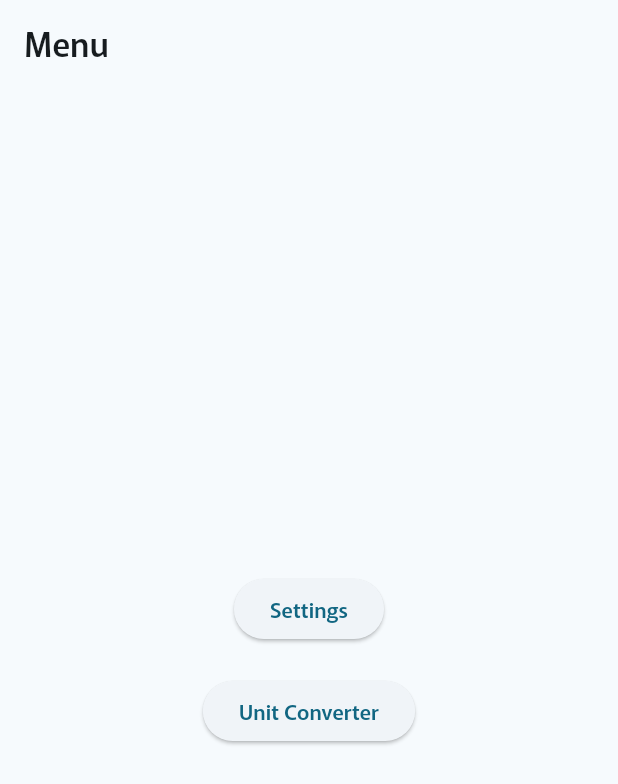
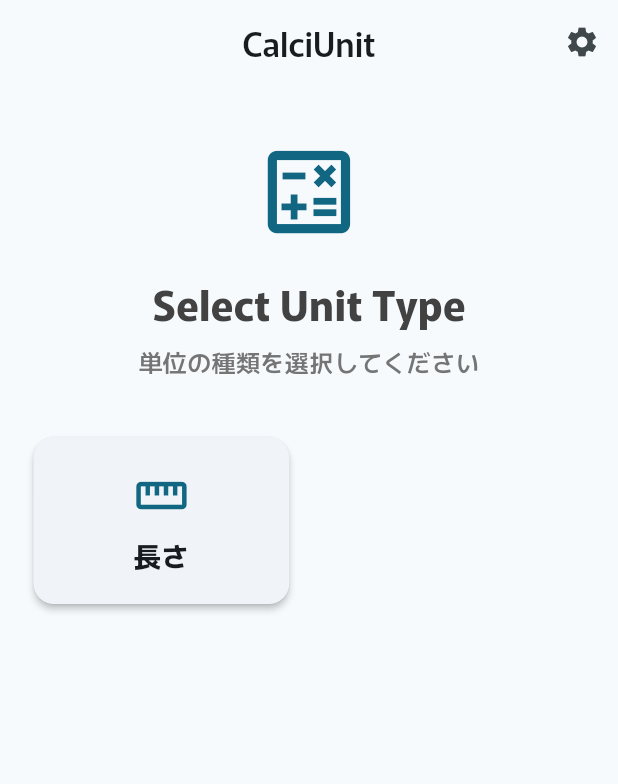
Before and after one commit to RioRio-do/calciunit, a Flutter app: the screen it shows after launch, on a phone screen of 412 x 824 dp. Shown: the top 784 px of the screen. Run offline on Flutter 3.47's test engine with Material 3 defaults, Android fonts, the light colour scheme and no system bars; our stand-ins replace decimal, flutter_hooks, flutter_riverpod, flutter_screenutil, freezed_annotation, go_router and 3 more; missing offline and left inert: rational; generated files the repository leaves out were written again.

Commit message:
基本機能実装完了 (デッキの読み込み以外は)

```diff
--- a/lib/page/dynamic_page.dart
+++ b/lib/page/dynamic_page.dart
@@ -143,13 +143,16 @@ class DynamicPage extends HookConsumerWidget {
             child: Padding(
               padding: EdgeInsets.all(16.w),
               child: ElevatedButton(
-                onPressed: () {
+                onPressed: isEdit.value
+                    ? null
+                    : () {
+                        // 編集中は無効化
                         showModalBottomSheet(
                           context: context,
                           isScrollControlled: true,
                           shape: RoundedRectangleBorder(
-                      borderRadius:
-                          BorderRadius.vertical(top: Radius.circular(16.w)),
+                            borderRadius: BorderRadius.vertical(
+                                top: Radius.circular(16.w)),
                           ),
                           builder: (BuildContext context) {
                             return AddItemsBottomSheet(
@@ -167,6 +170,9 @@ class DynamicPage extends HookConsumerWidget {
                   shape: RoundedRectangleBorder(
                     borderRadius: BorderRadius.circular(12.w),
                   ),
+                  // 編集中は半透明にして無効化状態を視覚的に表現
+                  disabledBackgroundColor: Colors.grey[300],
+                  disabledForegroundColor: Colors.grey[500],
                 ),
                 child: Row(
                   mainAxisAlignment: MainAxisAlignment.center,
--- a/lib/page/menu_page.dart
+++ b/lib/page/menu_page.dart
@@ -1,5 +1,7 @@
 import '../app_route.dart';
+import '../logic/data.dart';
 import 'package:flutter/material.dart';
+import 'package:flutter_screenutil/flutter_screenutil.dart';
 import 'package:go_router/go_router.dart';
 
 class MenuPage extends StatelessWidget {
@@ -9,28 +11,130 @@ class MenuPage extends StatelessWidget {
   Widget build(BuildContext context) {
     return Scaffold(
       appBar: AppBar(
-        title: const Text('Menu'),
+        title: const Text('CalciUnit'),
+        centerTitle: true,
+        actions: [
+          IconButton(
+            icon: const Icon(Icons.settings),
+            onPressed: () {
+              GoRouter.of(context).go(AppRoute.config.path);
+            },
+          ),
+        ],
       ),
-      body: Center(
+      body: Padding(
+        padding: EdgeInsets.all(16.w),
         child: Column(
-          mainAxisAlignment: MainAxisAlignment.center,
           children: [
-            ElevatedButton(
-              onPressed: () {
-                GoRouter.of(context).go(AppRoute.config.path);
-              },
-              child: const Text('Settings'),
+            SizedBox(height: 16.h),
+            // ヘッダーセクション
+            Center(
+              child: Column(
+                children: [
+                  Icon(
+                    Icons.calculate_outlined,
+                    size: 64.w,
+                    color: Theme.of(context).primaryColor,
+                  ),
+                  SizedBox(height: 16.h),
+                  Text(
+                    'Select Unit Type',
+                    style: TextStyle(
+                      fontSize: 24.sp,
+                      fontWeight: FontWeight.bold,
+                      color: Colors.grey[800],
+                    ),
+                  ),
+                  SizedBox(height: 8.h),
+                  Text(
+                    '単位の種類を選択してください',
+                    style: TextStyle(
+                      fontSize: 14.sp,
+                      color: Colors.grey[600],
+                    ),
+                  ),
+                ],
+              ),
             ),
-            const SizedBox(height: 20),
-            ElevatedButton(
-              onPressed: () {
-                GoRouter.of(context).go('/0');
-              },
-              child: const Text('Unit Converter'),
+            SizedBox(height: 32.h),
+            // 単位一覧グリッド
+            Expanded(
+              child: GridView.builder(
+                gridDelegate: SliverGridDelegateWithFixedCrossAxisCount(
+                  crossAxisCount: 2,
+                  crossAxisSpacing: 16.w,
+                  mainAxisSpacing: 16.w,
+                  childAspectRatio: 1.5,
+                ),
+                itemCount: Units.values.length,
+                itemBuilder: (context, index) {
+                  final unit = Units.values[index];
+                  return InkWell(
+                    onTap: () => GoRouter.of(context).go('/$index'),
+                    child: Card(
+                      elevation: 2,
+                      shape: RoundedRectangleBorder(
+                        borderRadius: BorderRadius.circular(12.w),
+                      ),
+                      child: Container(
+                        padding: EdgeInsets.all(16.w),
+                        child: Column(
+                          mainAxisAlignment: MainAxisAlignment.center,
+                          children: [
+                            Icon(
+                              _getIconForUnit(unit),
+                              size: 32.w,
+                              color: Theme.of(context).primaryColor,
+                            ),
+                            SizedBox(height: 8.h),
+                            Text(
+                              unit.name,
+                              style: TextStyle(
+                                fontSize: 16.sp,
+                                fontWeight: FontWeight.bold,
+                              ),
+                              textAlign: TextAlign.center,
+                            ),
+                          ],
+                        ),
+                      ),
+                    ),
+                  );
+                },
+              ),
             ),
           ],
         ),
       ),
     );
   }
+
+  IconData _getIconForUnit(Units unit) {
+    switch (unit) {
+      case Units.length:
+        return Icons.straighten;
+      // case Units.area:
+      //   return Icons.square_foot;
+      // case Units.volume:
+      //   return Icons.view_in_ar;
+      // case Units.mass:
+      //   return Icons.monitor_weight;
+      // case Units.speed:
+      //   return Icons.speed;
+      // case Units.time:
+      //   return Icons.timer;
+      // case Units.temperature:
+      //   return Icons.thermostat;
+      // case Units.pressure:
+      //   return Icons.compress;
+      // case Units.energy:
+      //   return Icons.bolt;
+      // case Units.power:
+      //   return Icons.power;
+      // case Units.angle:
+      //   return Icons.architecture;
+      default:
+        return Icons.calculate;
+    }
+  }
 }
```
Lines whose indentation alone changed are shown as unchanged.
